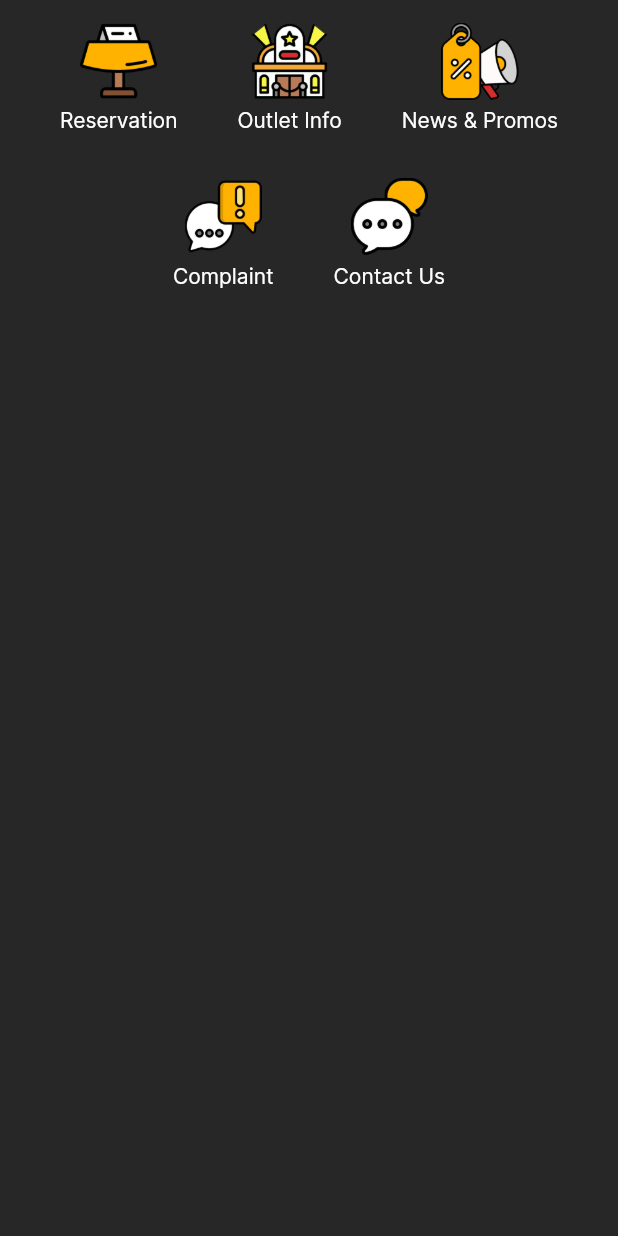
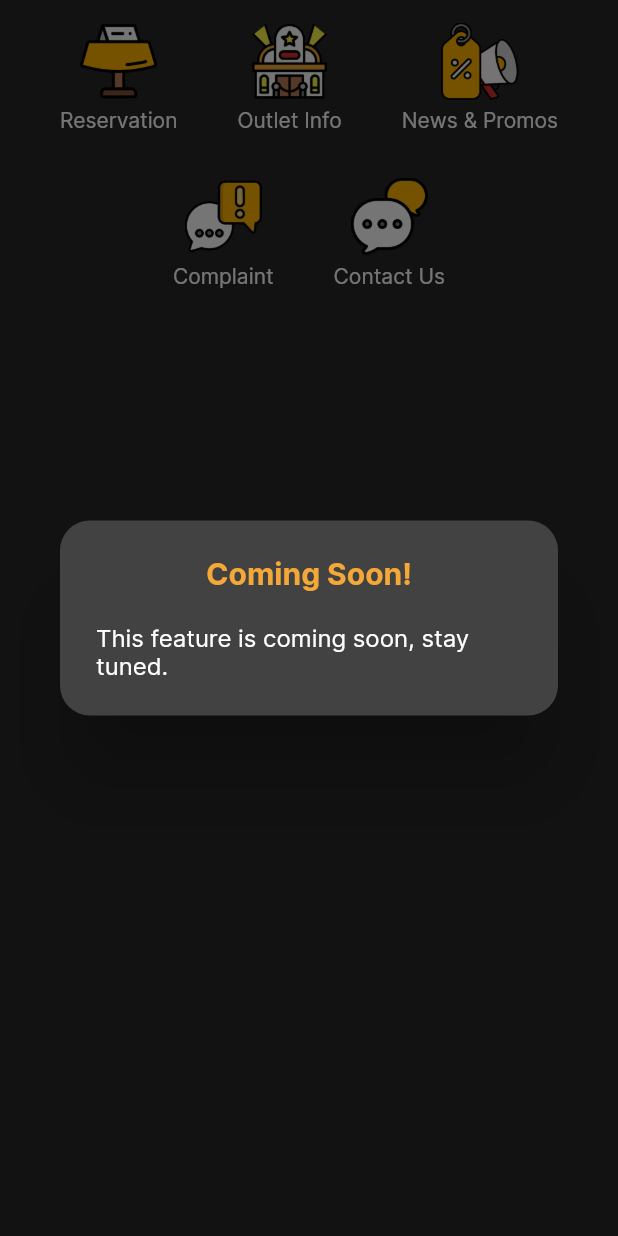
Before and after one commit to AxelRj13/Mobile-SouthbankNoir, a Flutter app: the Menu widget shown alone on an empty page, opened directly, after a tap on "Reservation", on a phone screen of 412 x 824 dp. Run offline on Flutter 3.47's test engine with Material 2 defaults, Android fonts, the light colour scheme and no system bars; our stand-ins replace cached_network_image, carousel_slider, dio, email_validator, equatable, flutter_bloc and 4 more; accounts and stored records are empty; generated files the repository leaves out were written again; network calls fail.

Commit message:
Add popup and coming soon dialog

```diff
--- /dev/null
+++ b/lib/core/components/dialog.dart
@@ -0,0 +1,45 @@
+import 'package:flutter/material.dart';
+
+import '../../config/theme/app_theme.dart';
+
+Future<void> popupDialog(BuildContext context, String image) {
+  return showDialog<void>(
+    context: context,
+    builder: (BuildContext context) {
+      return Dialog(
+        child: Container(
+          width: MediaQuery.of(context).size.width * 0.8,
+          height: MediaQuery.of(context).size.width * 0.8,
+          decoration: BoxDecoration(
+            image: DecorationImage(
+              image: NetworkImage(image),
+              fit: BoxFit.cover,
+            ),
+          ),
+        ),
+      );
+    },
+  );
+}
+
+Future<void> comingsoonDialog(BuildContext context) {
+  return showDialog<void>(
+    context: context,
+    builder: (BuildContext context) {
+      return AlertDialog(
+        shape: RoundedRectangleBorder(
+          borderRadius: BorderRadius.circular(20.0),
+        ),
+        title: Center(
+          child: Text(
+            'Coming Soon!',
+            style: TextStyle(color: accentColor, fontWeight: FontWeight.bold),
+          ),
+        ),
+        content: const Text(
+          'This feature is coming soon, stay tuned.',
+        ),
+      );
+    },
+  );
+}
--- /dev/null
+++ b/lib/features/home/domain/repository/popup_repository.dart
@@ -0,0 +1,6 @@
+import '../../../../core/network/api_response.dart';
+import '../../../../core/resources/data_state.dart';
+
+abstract class PopupRepository {
+  Future<DataState<ApiResponseEntity>> getPopup();
+}
--- a/lib/features/home/presentation/widgets/menu.dart
+++ b/lib/features/home/presentation/widgets/menu.dart
@@ -1,4 +1,7 @@
 import 'package:flutter/material.dart';
+
+import 'package:southbank/config/routes/router.dart';
+import 'package:southbank/core/components/dialog.dart';
 
 import '../../data/models/menu.dart';
 import '../../domain/entities/menu.dart';
@@ -44,9 +47,15 @@ class _MenuState extends State<Menu> {
     ),
   ];
 
-  Widget _buildMenuItem(String label, String image) {
+  Widget _buildMenuItem(String label, String image, String route) {
     return InkWell(
-      onTap: () {},
+      onTap: () {
+        if (route != '') {
+          router.goNamed(route);
+        }
+
+        comingsoonDialog(context);
+      },
       child: Padding(
         padding: const EdgeInsets.symmetric(horizontal: 20.0, vertical: 15.0),
         child: Column(
@@ -74,14 +83,16 @@ class _MenuState extends State<Menu> {
           mainAxisAlignment: MainAxisAlignment.center,
           children: _menus
               .where((menu) => menu.id! < 4)
-              .map((menu) => _buildMenuItem(menu.label!, menu.image!))
+              .map((menu) =>
+                  _buildMenuItem(menu.label!, menu.image!, menu.route!))
               .toList(),
         ),
         Row(
           mainAxisAlignment: MainAxisAlignment.center,
           children: _menus
               .where((menu) => menu.id! > 3)
-              .map((menu) => _buildMenuItem(menu.label!, menu.image!))
+              .map((menu) =>
+                  _buildMenuItem(menu.label!, menu.image!, menu.route!))
               .toList(),
         ),
       ],
```
Also changed, not shown: lib/features/home/data/data_sources/remote/popup_api_service.dart (added, +15 -0 lines), lib/features/home/data/models/popup.dart (added, +16 -0 lines), lib/features/home/data/repository/popup_repository_impl.dart (added, +36 -0 lines), lib/features/home/domain/entities/popup.dart (added, +17 -0 lines), lib/features/home/domain/usecases/get_popup.dart (added, +15 -0 lines), lib/features/home/presentation/bloc/popup_bloc.dart (added, +38 -0 lines), lib/features/home/presentation/bloc/popup_event.dart (added, +7 -0 lines), lib/features/home/presentation/bloc/popup_state.dart (added, +22 -0 lines), lib/features/home/presentation/home_screen.dart (+19 -4 lines), lib/injection_container.dart (+10 -0 lines), lib/main_screen.dart (+7 -1 lines), lib/features/home/data/data_sources/remote/popup_api_service.g.dart (added).
